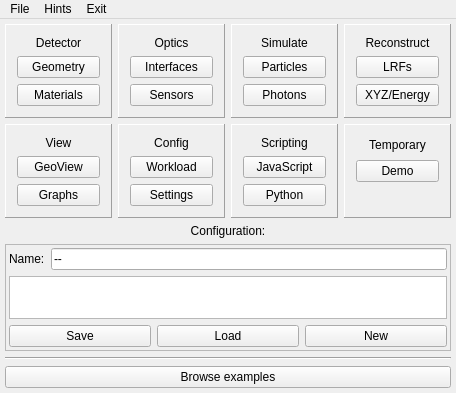
andrmor/ANTS3bundle, file ants3bundle/src/ants3/gui/mainwindow.ui: the form before one commit.
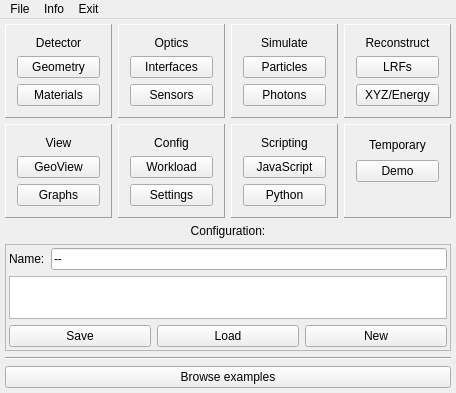
The form after the commit. Icons and pictures are not drawn.

What changed in the file:
```diff
--- a/ants3bundle/src/ants3/gui/mainwindow.ui
+++ b/ants3bundle/src/ants3/gui/mainwindow.ui
@@ -570,14 +570,14 @@
     </property>
     <addaction name="actionClose_ants3"/>
    </widget>
-   <widget class="QMenu" name="menuHints">
+   <widget class="QMenu" name="menuInfo">
     <property name="title">
-     <string>Hints</string>
+     <string>Info</string>
     </property>
     <addaction name="actionShow_hints"/>
    </widget>
    <addaction name="menuFile"/>
-   <addaction name="menuHints"/>
+   <addaction name="menuInfo"/>
    <addaction name="menuExit"/>
   </widget>
   <action name="actionSave_configuration">
```
Left out of the diff: 12 changed lines with no effect on the pictures.
